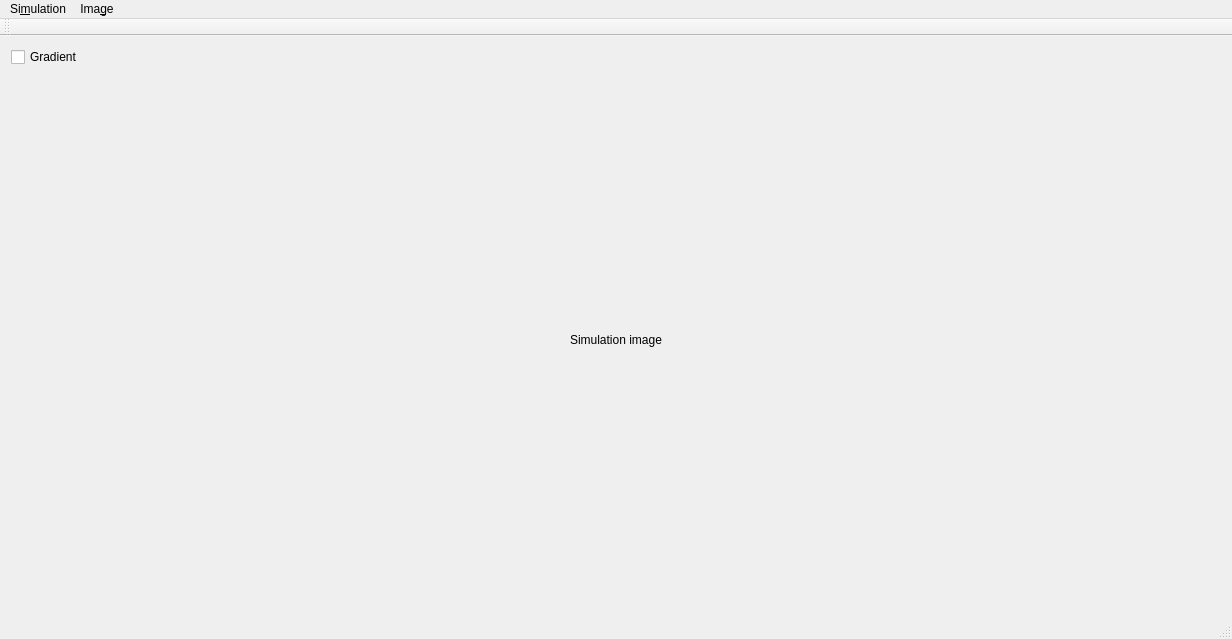
The window that mainwindow.ui (tomwimmenhove/efield) describes before a commit, drawn with Qt 5.
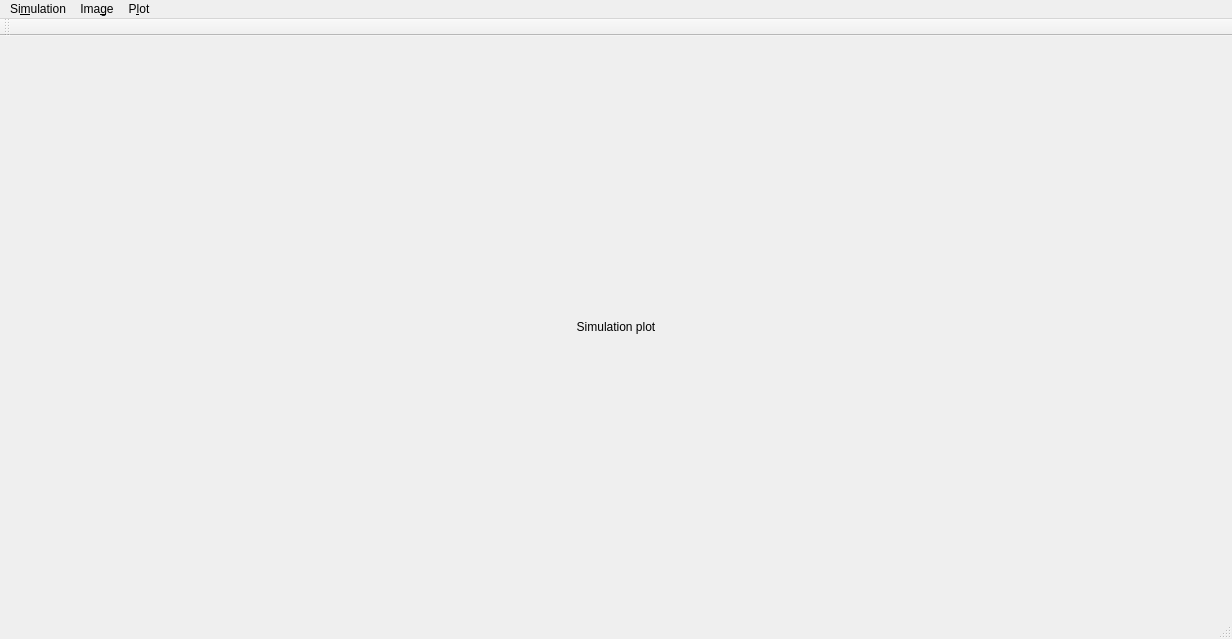
The same window after the commit. Custom widgets are drawn as their Qt base class.

Commit message: Made GUI marginally less shitty

The edit to the form file:
```diff
--- a/mainwindow.ui
+++ b/mainwindow.ui
@@ -17,7 +17,7 @@
    <layout class="QGridLayout" name="gridLayout_2">
     <item row="0" column="0">
      <layout class="QGridLayout" name="gridLayout">
-      <item row="1" column="0">
+      <item row="0" column="0">
        <widget class="QClickableLabel" name="graphicsLabel">
         <property name="sizePolicy">
          <sizepolicy hsizetype="Preferred" vsizetype="Preferred">
@@ -35,20 +35,13 @@
          <bool>true</bool>
         </property>
         <property name="text">
-         <string>Simulation image</string>
+         <string>Simulation plot</string>
         </property>
         <property name="alignment">
          <set>Qt::AlignCenter</set>
         </property>
        </widget>
       </item>
-      <item row="0" column="0">
-       <widget class="QCheckBox" name="dbGradient">
-        <property name="text">
-         <string>Gradient</string>
-        </property>
-       </widget>
-      </item>
      </layout>
     </item>
    </layout>
@@ -75,8 +68,16 @@
     </property>
     <addaction name="actionSave_Image"/>
    </widget>
+   <widget class="QMenu" name="menuPlot">
+    <property name="title">
+     <string>P&amp;lot</string>
+    </property>
+    <addaction name="actionGradient"/>
+    <addaction name="actionStepped"/>
+   </widget>
    <addaction name="menuSimulation"/>
    <addaction name="menuImage"/>
+   <addaction name="menuPlot"/>
   </widget>
   <widget class="QToolBar" name="mainToolBar">
    <attribute name="toolBarArea">
```
Left out of the diff: 33 changed lines with no effect on the pictures. The commit also changes 4 other files.
